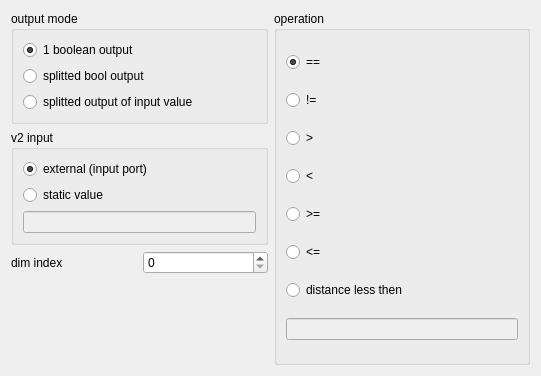
Before: the Qt Designer form wliotproxy-src/libVDIL-editor/ui/ComparationBlockEditorWidget.ui in ooolms/wl_iot_framework, drawn with Qt 5.
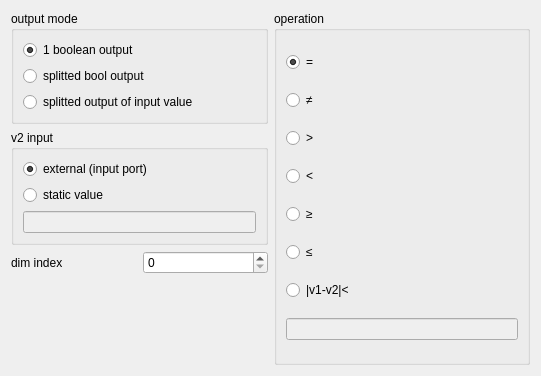
After: the same form once the commit is applied.

What changed in the file:
```diff
--- a/wliotproxy-src/libVDIL-editor/ui/ComparationBlockEditorWidget.ui
+++ b/wliotproxy-src/libVDIL-editor/ui/ComparationBlockEditorWidget.ui
@@ -23,7 +23,7 @@
       <item>
        <widget class="QRadioButton" name="eqBtn">
         <property name="text">
-         <string>==</string>
+         <string>=</string>
         </property>
         <property name="checked">
          <bool>true</bool>
@@ -33,7 +33,7 @@
       <item>
        <widget class="QRadioButton" name="neqBtn">
         <property name="text">
-         <string>!=</string>
+         <string>≠</string>
         </property>
        </widget>
       </item>
@@ -54,21 +54,21 @@
       <item>
        <widget class="QRadioButton" name="gtEqBtn">
         <property name="text">
-         <string>&gt;=</string>
+         <string>≥</string>
         </property>
        </widget>
       </item>
       <item>
        <widget class="QRadioButton" name="ltEqBtn">
         <property name="text">
-         <string>&lt;=</string>
+         <string>≤</string>
         </property>
        </widget>
       </item>
       <item>
        <widget class="QRadioButton" name="distBtn">
         <property name="text">
-         <string>distance less then</string>
+         <string>|v1-v2|&lt;</string>
         </property>
        </widget>
       </item>
```
